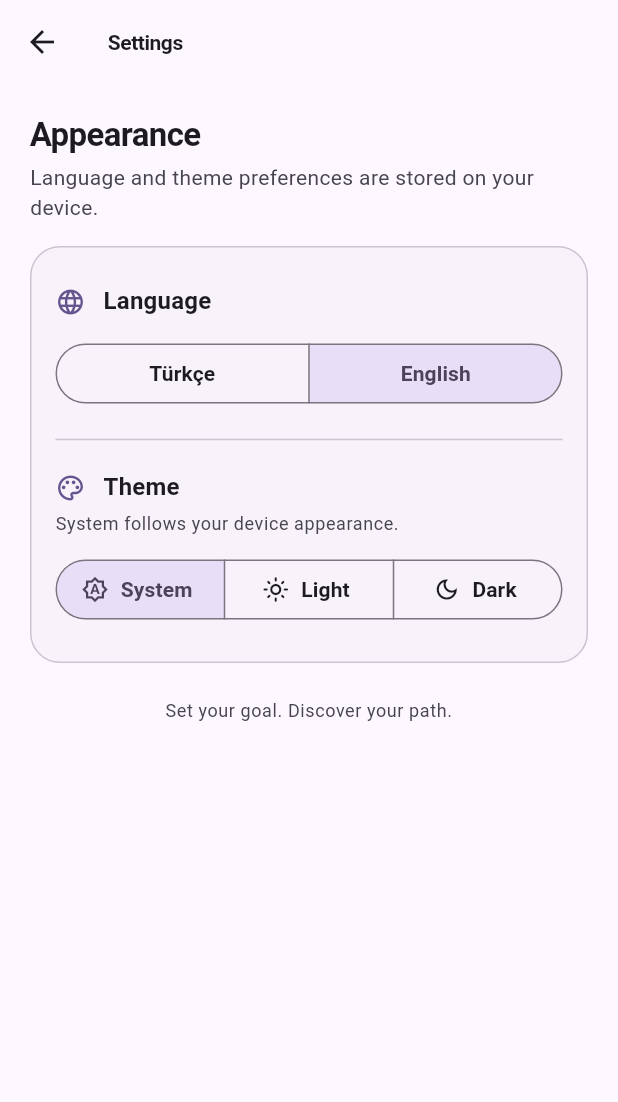
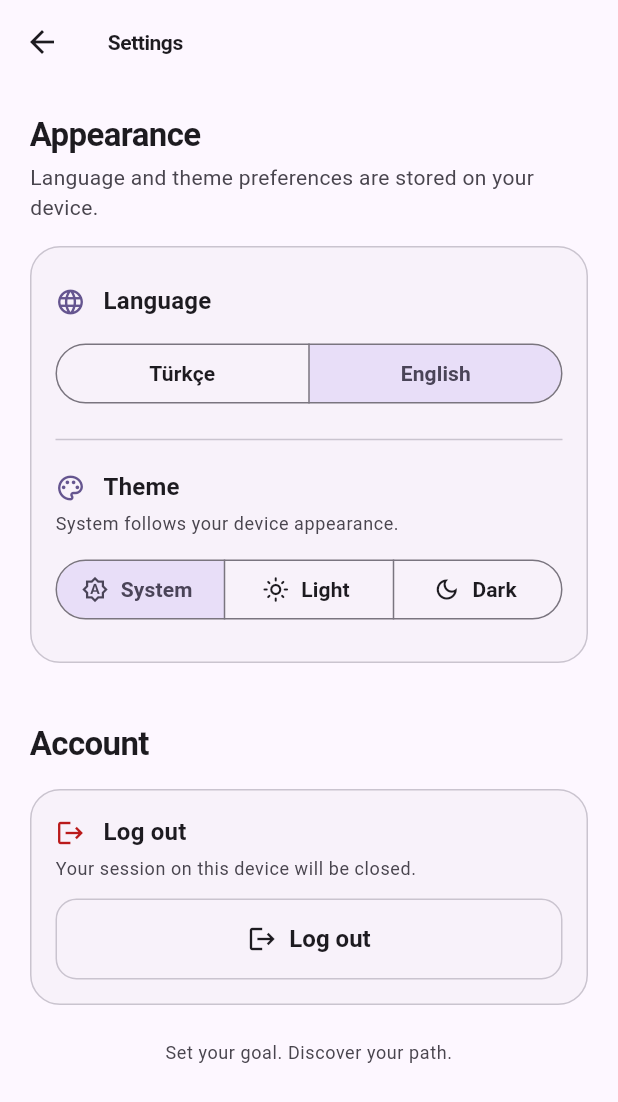
Before and after one commit to Keremcanatass-58/menzilim, a Flutter app: the SettingsScreen screen opened directly, after a tap on "English", on a phone screen of 412 x 824 dp. Shown: the top 1102 px of the screen. Run offline on Flutter 3.47's test engine with Material 3 defaults, Android fonts, the phone set to English and light mode, and no system bars; our stand-ins replace shared_preferences; accounts and stored records are empty.

Commit message:
Complete auth session and logout
Add AuthController (initializing/authenticated/unauthenticated) exposed through an InheritedNotifier, and an AuthGate that restores the saved session at startup: no token or an expired one goes to Login, a valid token goes to Dashboard when the onboarding profile exists and to Onboarding when it does not.

Tokens keep living in shared_preferences; expiry is read from the JWT exp claim locally. ApiClient now reports 401 on authenticated requests so the session is cleared and the user returns to Login, while a failed login or a register validation error does not touch the session. Logging out from Settings clears the token and pops the navigation stack, so the dashboard cannot be reached with the back button.

Co-Authored-By: Claude Opus 5 <noreply@anthropic.com>

```diff
--- /dev/null
+++ b/apps/menzilim_app/lib/core/auth/auth_controller.dart
@@ -0,0 +1,99 @@
+import 'package:flutter/foundation.dart';
+
+import '../network/api_client.dart';
+import '../storage/token_storage.dart';
+import 'jwt_token.dart';
+
+enum AuthStatus {
+  /// Açılışta kayıtlı oturum okunuyor.
+  initializing,
+
+  /// Geçerli token var.
+  authenticated,
+
+  /// Token yok, süresi dolmuş veya oturum kapatıldı.
+  unauthenticated,
+}
+
+/// Uygulama geneli oturum durumu. Token cihazda [TokenStorage] ile saklanır;
+/// ekranlar token'ı yine oradan okur. Durum değişince dinleyiciler
+/// (AuthGate ve MenzilimApp) yönlendirmeyi yapar.
+class AuthController extends ChangeNotifier {
+  final TokenStorage _tokenStorage;
+
+  AuthStatus _status = AuthStatus.initializing;
+  String? _token;
+
+  AuthController({TokenStorage? tokenStorage})
+      : _tokenStorage = tokenStorage ?? TokenStorage();
+
+  AuthStatus get status => _status;
+  String? get token => _token;
+  bool get isAuthenticated => _status == AuthStatus.authenticated;
+
+  /// Açılışta kayıtlı token okunur; yoksa veya süresi geçmişse oturum
+  /// kapalı sayılır ve kayıt temizlenir.
+  Future<void> restore() async {
+    try {
+      final token = await _tokenStorage.getToken();
+
+      if (token == null || token.isEmpty) {
+        _set(AuthStatus.unauthenticated, null);
+        return;
+      }
+
+      if (JwtToken.isExpired(token)) {
+        await _tokenStorage.clearAuth();
+        _set(AuthStatus.unauthenticated, null);
+        return;
+      }
+
+      _set(AuthStatus.authenticated, token);
+    } catch (_) {
+      // Depolama okunamazsa kullanıcı giriş ekranında kalır.
+      _set(AuthStatus.unauthenticated, null);
+    }
+  }
+
+  /// Başarılı giriş/kayıt sonrası oturumu kurar ve kalıcı hale getirir.
+  Future<void> signIn({
+    required String token,
+    required String userId,
+    required String email,
+  }) async {
+    await _tokenStorage.saveAuth(
+      token: token,
+      userId: userId,
+      email: email,
+    );
+
+    _set(AuthStatus.authenticated, token);
+  }
+
+  /// Kullanıcının başlattığı çıkış.
+  Future<void> logout() async {
+    await _tokenStorage.clearAuth();
+    _set(AuthStatus.unauthenticated, null);
+  }
+
+  /// Korumalı bir istek 401 döndüğünde çağrılır. Zaten oturum kapalıysa
+  /// (ör. giriş denemesi başarısız) hiçbir şey yapılmaz.
+  Future<void> handleUnauthorized() async {
+    if (_status != AuthStatus.authenticated) return;
+
+    await logout();
+  }
+
+  /// ApiClient'in 401 kancasını bu denetleyiciye bağlar.
+  void attachToApiClient() {
+    ApiClient.onUnauthorized = handleUnauthorized;
+  }
+
+  void _set(AuthStatus status, String? token) {
+    if (_status == status && _token == token) return;
+
+    _status = status;
+    _token = token;
+    notifyListeners();
+  }
+}
--- /dev/null
+++ b/apps/menzilim_app/lib/core/auth/auth_scope.dart
@@ -0,0 +1,19 @@
+import 'package:flutter/widgets.dart';
+
+import 'auth_controller.dart';
+
+/// [AuthController]'ı widget ağacına verir (Flutter'ın yerleşik
+/// InheritedNotifier'ı; ek state-management paketi yok).
+class AuthScope extends InheritedNotifier<AuthController> {
+  const AuthScope({
+    super.key,
+    required AuthController controller,
+    required super.child,
+  }) : super(notifier: controller);
+
+  static AuthController of(BuildContext context) {
+    final scope = context.dependOnInheritedWidgetOfExactType<AuthScope>();
+    assert(scope != null, 'AuthScope bulunamadı.');
+    return scope!.notifier!;
+  }
+}
--- a/apps/menzilim_app/lib/features/settings/screens/settings_screen.dart
+++ b/apps/menzilim_app/lib/features/settings/screens/settings_screen.dart
@@ -1,5 +1,6 @@
 import 'package:flutter/material.dart';
 
+import '../../../core/auth/auth_scope.dart';
 import '../../../core/design/design_system.dart';
 import '../../../core/localization/l10n.dart';
 import '../../../core/settings/app_settings_scope.dart';
@@ -88,6 +89,47 @@ class SettingsScreen extends StatelessWidget {
                       ],
                     ),
                   ),
+                  const SizedBox(height: AppSpacing.section),
+                  MenzilimSectionHeader(title: l10n.settingsAccount),
+                  MenzilimCard(
+                    padding: const EdgeInsets.all(AppSpacing.lg),
+                    child: Column(
+                      crossAxisAlignment: CrossAxisAlignment.start,
+                      children: [
+                        Row(
+                          children: [
+                            Icon(
+                              Icons.logout,
+                              size: 20,
+                              color: context.colors.error,
+                            ),
+                            const SizedBox(width: AppSpacing.md),
+                            Expanded(
+                              child: Text(
+                                l10n.settingsLogout,
+                                style: context.textStyles.titleMedium,
+                              ),
+                            ),
+                          ],
+                        ),
+                        const SizedBox(height: AppSpacing.xs),
+                        Text(
+                          l10n.settingsLogoutHint,
+                          style: context.textStyles.bodySmall?.copyWith(
+                            color: context.colors.onSurfaceVariant,
+                          ),
+                        ),
+                        const SizedBox(height: AppSpacing.md),
+                        // Oturumu kapatır; yönlendirmeyi AuthGate yapar.
+                        MenzilimButton(
+                          label: l10n.settingsLogout,
+                          icon: Icons.logout,
+                          variant: MenzilimButtonVariant.secondary,
+                          onPressed: () => AuthScope.of(context).logout(),
+                        ),
+                      ],
+                    ),
+                  ),
                   const SizedBox(height: AppSpacing.xl),
                   Center(
                     child: Text(
--- a/apps/menzilim_app/lib/l10n/app_en.arb
+++ b/apps/menzilim_app/lib/l10n/app_en.arb
@@ -229,5 +229,9 @@
   "coachSuggestion3": "How can I progress with 30 minutes a day?",
   "settingsAppearance": "Appearance",
   "settingsAppearanceSubtitle": "Language and theme preferences are stored on your device.",
-  "appTagline": "Set your goal. Discover your path."
+  "appTagline": "Set your goal. Discover your path.",
+  "settingsAccount": "Account",
+  "settingsLogout": "Log out",
+  "settingsLogoutHint": "Your session on this device will be closed.",
+  "sessionExpired": "Your session has expired. Please sign in again."
 }
--- a/apps/menzilim_app/lib/l10n/app_tr.arb
+++ b/apps/menzilim_app/lib/l10n/app_tr.arb
@@ -482,5 +482,9 @@
   "coachSuggestion3": "Günlük 30 dakikayla nasıl ilerleyebilirim?",
   "settingsAppearance": "Görünüm",
   "settingsAppearanceSubtitle": "Dil ve tema tercihleri cihazında saklanır.",
-  "appTagline": "Hedefini belir. Yolunu keşfet."
+  "appTagline": "Hedefini belir. Yolunu keşfet.",
+  "settingsAccount": "Hesap",
+  "settingsLogout": "Çıkış Yap",
+  "settingsLogoutHint": "Oturumun bu cihazda kapatılır.",
+  "sessionExpired": "Oturumun sona erdi. Lütfen tekrar giriş yap."
 }
--- a/apps/menzilim_app/lib/main.dart
+++ b/apps/menzilim_app/lib/main.dart
@@ -1,48 +1,95 @@
 import 'package:flutter/material.dart';
 
+import 'core/auth/auth_controller.dart';
+import 'core/auth/auth_scope.dart';
 import 'core/localization/l10n.dart';
 import 'core/settings/app_settings_controller.dart';
 import 'core/settings/app_settings_scope.dart';
 import 'core/theme/app_theme.dart';
-import 'features/auth/screens/login_screen.dart';
+import 'features/auth/screens/auth_gate.dart';
 
 Future<void> main() async {
   WidgetsFlutterBinding.ensureInitialized();
 
   // Kayıtlı dil/tema tercihi ilk karede uygulanır.
   final settings = await AppSettingsController.load();
+  final auth = AuthController();
 
-  runApp(MenzilimApp(settings: settings));
+  runApp(MenzilimApp(settings: settings, auth: auth));
 }
 
-class MenzilimApp extends StatelessWidget {
+class MenzilimApp extends StatefulWidget {
   final AppSettingsController settings;
 
+  /// Oturum durumu. Verilmezse (testlerde) yeni bir denetleyici oluşturulur.
+  final AuthController? auth;
+
   /// Testlerde farklı bir başlangıç ekranı verilebilir.
-  final Widget home;
+  final Widget? home;
 
   const MenzilimApp({
     super.key,
     required this.settings,
-    this.home = const LoginScreen(),
+    this.auth,
+    this.home,
   });
+
+  @override
+  State<MenzilimApp> createState() => _MenzilimAppState();
+}
+
+class _MenzilimAppState extends State<MenzilimApp> {
+  final GlobalKey<NavigatorState> _navigatorKey = GlobalKey<NavigatorState>();
+
+  late final AuthController _auth = widget.auth ?? AuthController();
+
+  @override
+  void initState() {
+    super.initState();
+
+    // 401 gelen korumalı istekler oturumu kapatır.
+    _auth.attachToApiClient();
+    _auth.addListener(_onAuthChanged);
+
+    if (_auth.status == AuthStatus.initializing) {
+      _auth.restore();
+    }
+  }
+
+  @override
+  void dispose() {
+    _auth.removeListener(_onAuthChanged);
+    super.dispose();
+  }
+
+  /// Oturum kapanınca açık ekranlar kapatılır: geri tuşuyla eski verilere
+  /// dönülemez.
+  void _onAuthChanged() {
+    if (_auth.status != AuthStatus.unauthenticated) return;
+
+    _navigatorKey.currentState?.popUntil((route) => route.isFirst);
+  }
 
   @override
   Widget build(BuildContext context) {
     return AppSettingsScope(
-      controller: settings,
+      controller: widget.settings,
+      child: AuthScope(
+        controller: _auth,
         child: ListenableBuilder(
-        listenable: settings,
+          listenable: widget.settings,
           builder: (context, _) => MaterialApp(
+            navigatorKey: _navigatorKey,
             debugShowCheckedModeBanner: false,
             onGenerateTitle: (context) => context.l10n.appName,
-          locale: settings.locale,
+            locale: widget.settings.locale,
             supportedLocales: AppLocalizations.supportedLocales,
             localizationsDelegates: AppLocalizations.localizationsDelegates,
             theme: AppTheme.light(),
             darkTheme: AppTheme.dark(),
-          themeMode: settings.themeMode,
-          home: home,
+            themeMode: widget.settings.themeMode,
+            home: widget.home ?? const AuthGate(),
+          ),
         ),
       ),
     );
```
Also changed, not shown: apps/menzilim_app/lib/core/auth/jwt_token.dart (added, +46 -0 lines), apps/menzilim_app/lib/core/network/api_client.dart (+31 -12 lines), apps/menzilim_app/lib/features/auth/screens/auth_gate.dart (added, +144 -0 lines), apps/menzilim_app/lib/features/auth/screens/login_screen.dart (+11 -30 lines), apps/menzilim_app/lib/features/auth/screens/register_screen.dart (+11 -19 lines), apps/menzilim_app/lib/l10n/generated/app_localizations.dart, apps/menzilim_app/lib/l10n/generated/app_localizations_en.dart, apps/menzilim_app/lib/l10n/generated/app_localizations_tr.dart, 2 other files. Lines whose indentation alone changed are shown as unchanged.
